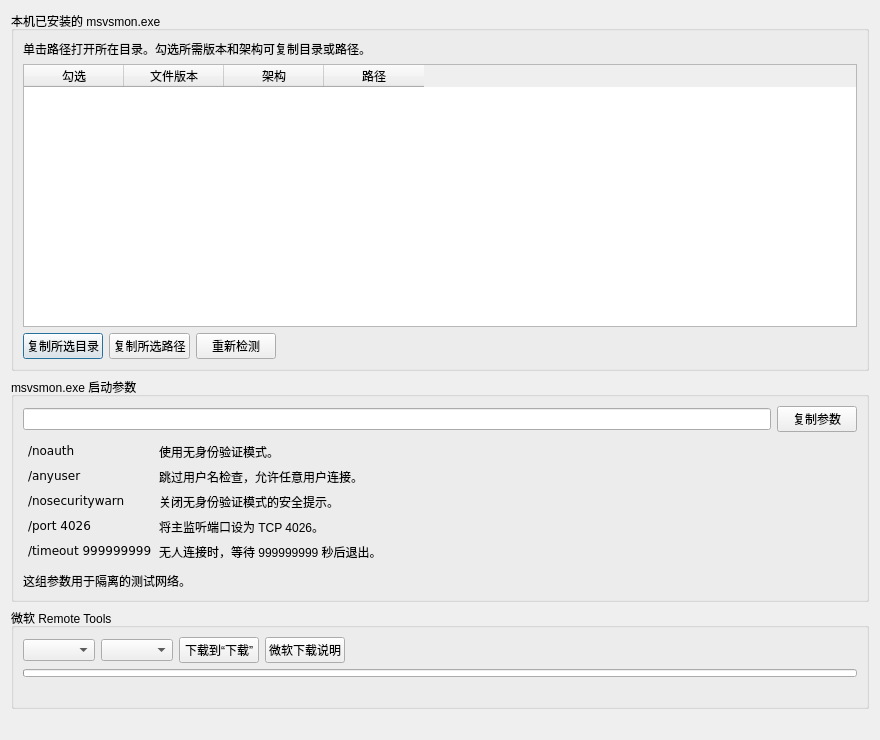
Before: the Qt Designer form src/remotedebugger.ui in UUxxXxxUU/SyncTool, drawn with Qt 5.
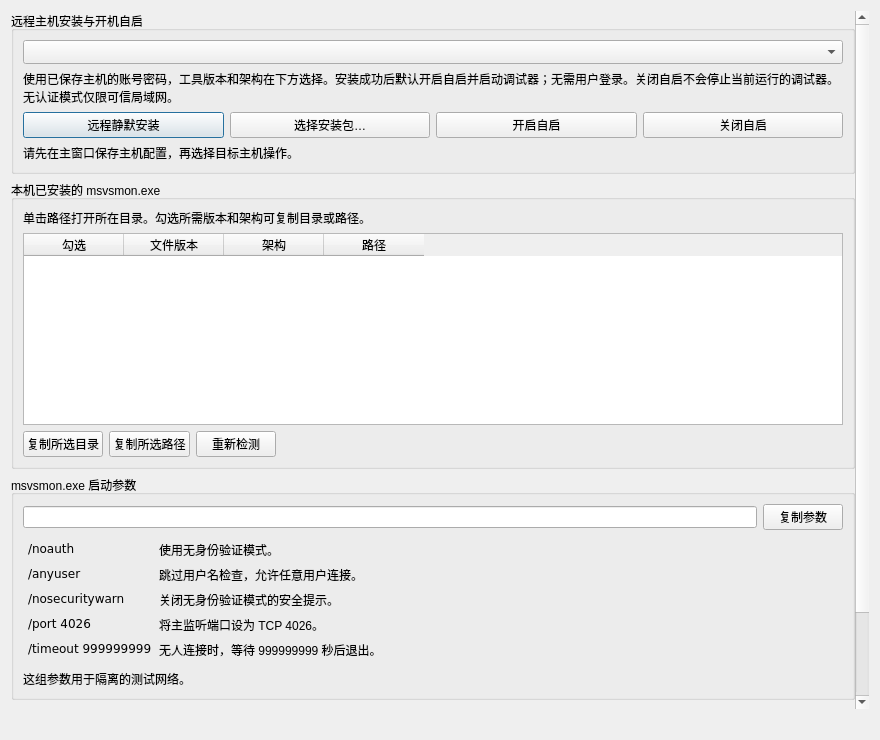
After: the same form once the commit is applied.

Commit message: Release 1.1.4: add remote deployment, host discovery and detailed diagnostics

```diff
--- a/src/remotedebugger.ui
+++ b/src/remotedebugger.ui
@@ -14,6 +14,32 @@
       <property name="topMargin"><number>0</number></property>
       <property name="rightMargin"><number>0</number></property>
       <property name="bottomMargin"><number>0</number></property>
+      <item><widget class="QGroupBox" name="remoteGroup">
+       <property name="title"><string>远程主机安装与开机自启</string></property>
+       <layout class="QVBoxLayout" name="remoteLayout">
+        <item><widget class="QComboBox" name="remoteHostCombo">
+         <property name="accessibleName"><string>需要管理的远程主机</string></property>
+         <property name="sizeAdjustPolicy"><enum>QComboBox::AdjustToMinimumContentsLengthWithIcon</enum></property>
+         <property name="minimumContentsLength"><number>24</number></property>
+        </widget></item>
+        <item><widget class="QLabel" name="remoteHint">
+         <property name="wordWrap"><bool>true</bool></property>
+         <property name="text"><string>使用已保存主机的账号密码，工具版本和架构在下方选择。安装成功后默认开启自启并启动调试器；无需用户登录。关闭自启不会停止当前运行的调试器。无认证模式仅限可信局域网。</string></property>
+        </widget></item>
+        <item><layout class="QHBoxLayout" name="remoteButtons">
+         <item><widget class="QPushButton" name="installRemoteButton"><property name="text"><string>远程静默安装</string></property></widget></item>
+         <item><widget class="QPushButton" name="browseRemoteInstallerButton"><property name="text"><string>选择安装包…</string></property></widget></item>
+         <item><widget class="QPushButton" name="enableRemoteStartupButton"><property name="text"><string>开启自启</string></property></widget></item>
+         <item><widget class="QPushButton" name="disableRemoteStartupButton"><property name="text"><string>关闭自启</string></property></widget></item>
+        </layout></item>
+        <item><widget class="QLabel" name="remoteStatus">
+         <property name="wordWrap"><bool>true</bool></property>
+         <property name="textFormat"><enum>Qt::PlainText</enum></property>
+         <property name="textInteractionFlags"><set>Qt::TextSelectableByMouse</set></property>
+         <property name="text"><string>请先在主窗口保存主机配置，再选择目标主机操作。</string></property>
+        </widget></item>
+       </layout>
+      </widget></item>
       <item><widget class="QGroupBox" name="installedGroup">
        <property name="title"><string>本机已安装的 msvsmon.exe</string></property>
        <layout class="QVBoxLayout" name="installedLayout">
```
The commit also changes 27 other files.
